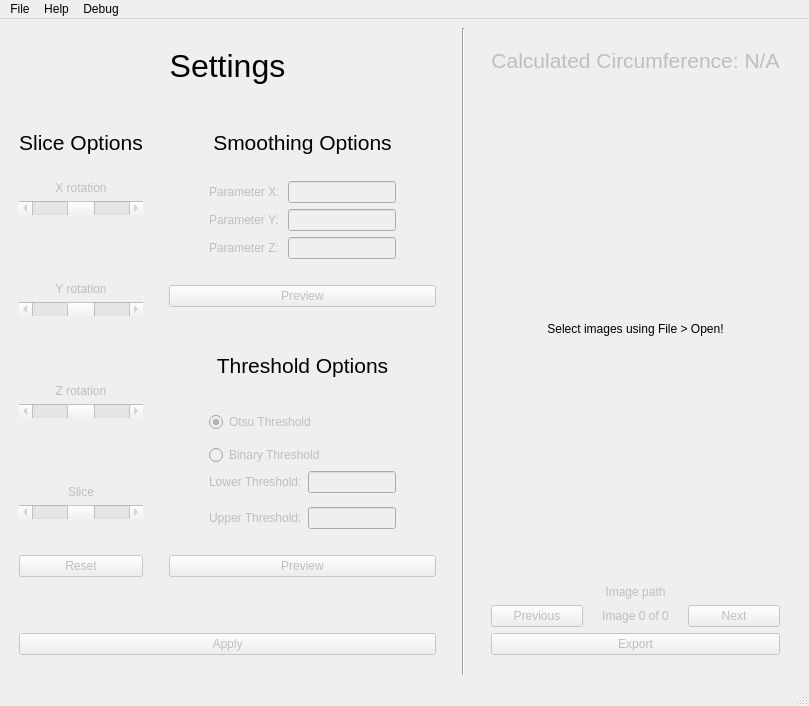
First picture: the form in src/GUI/main.ui, repository NIRALUser/NeuroRuler, before the edit.
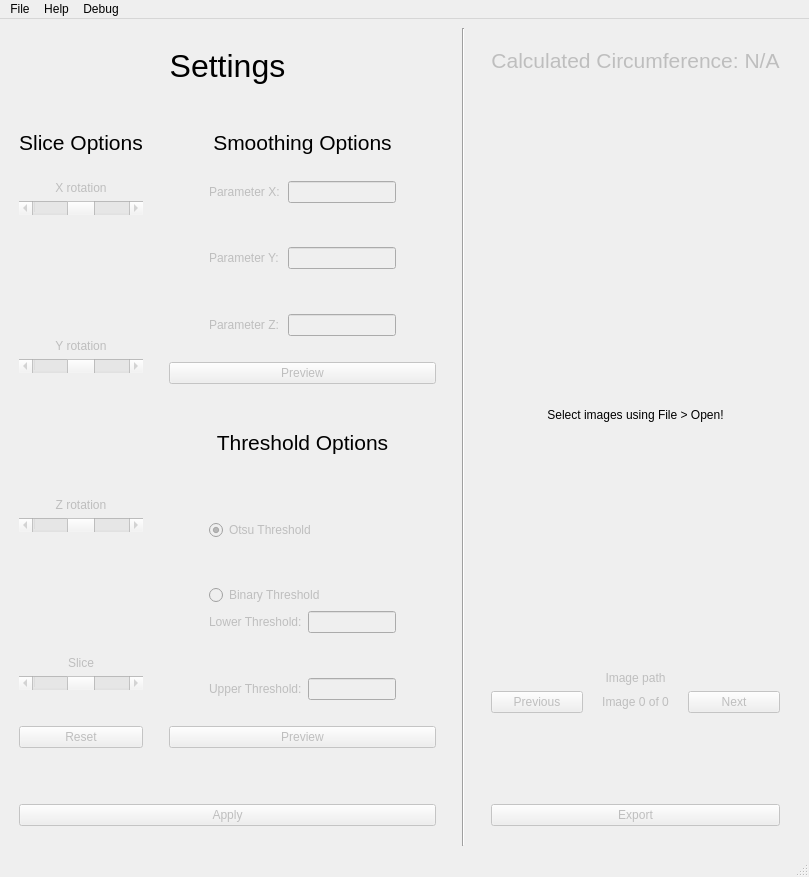
Second picture: the form after the edit.

Patch:
```diff
--- a/src/GUI/main.ui
+++ b/src/GUI/main.ui
@@ -7,7 +7,7 @@
     <x>0</x>
     <y>0</y>
     <width>809</width>
-    <height>697</height>
+    <height>877</height>
    </rect>
   </property>
   <property name="windowTitle">
```
Left out of the diff: 10 changed lines with no effect on the pictures.
